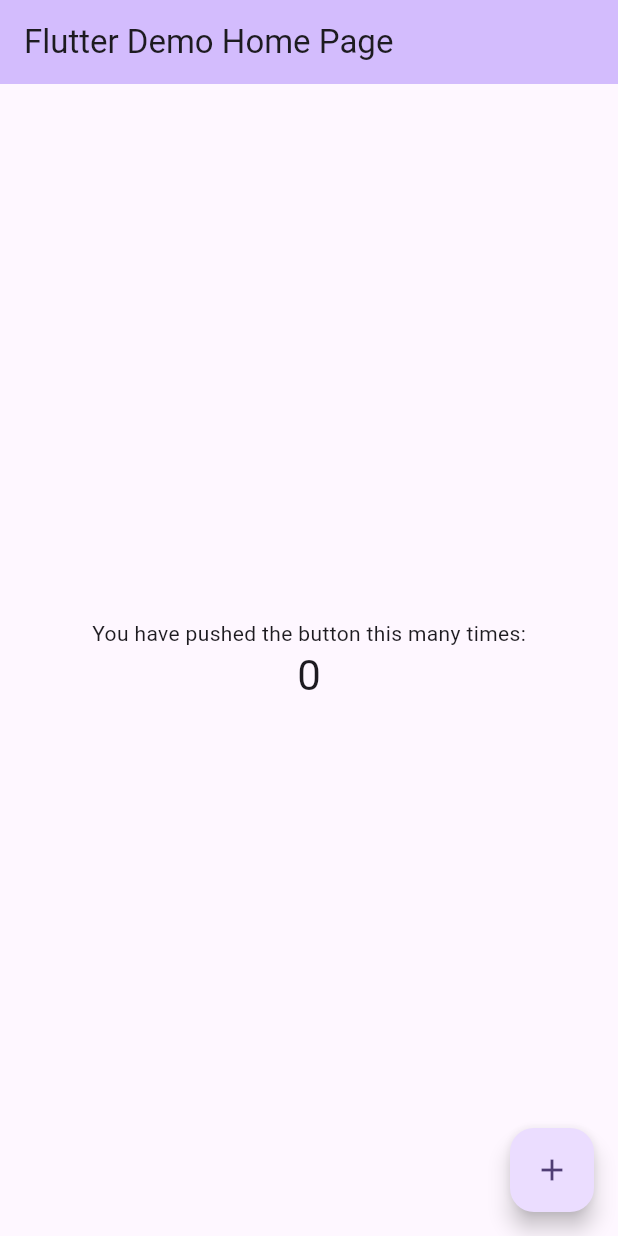
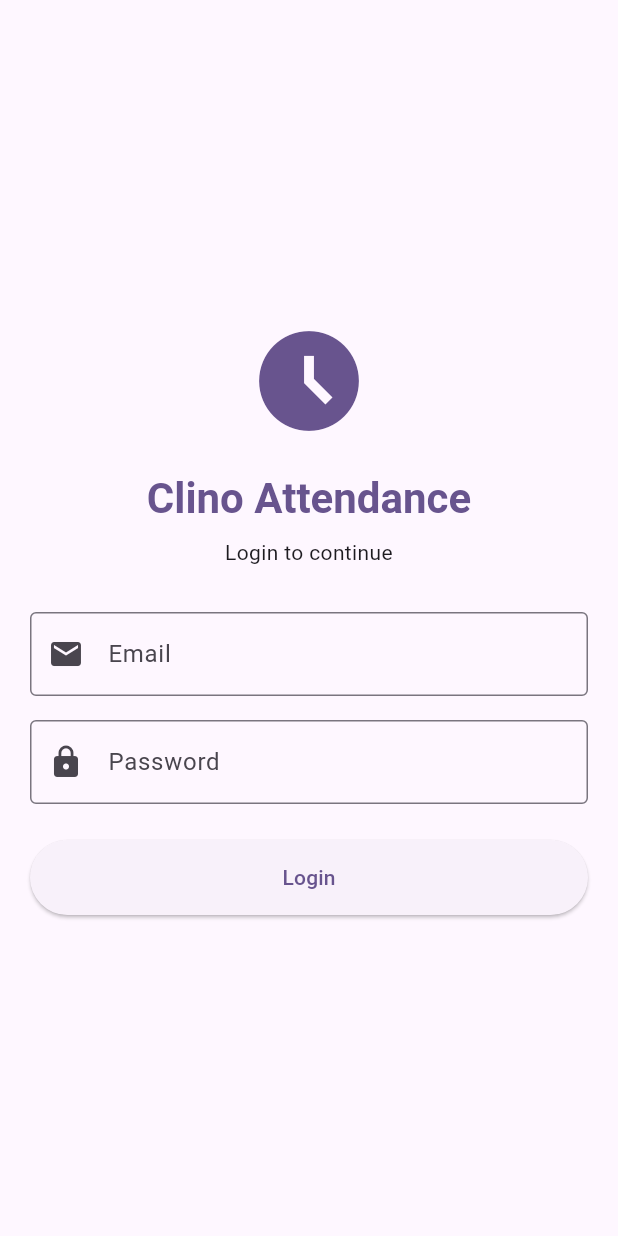
Before and after one commit to ferdyasino/clino_attendance_app, a Flutter app: the screen it shows after launch, on a phone screen of 412 x 824 dp. Run offline on Flutter 3.47's test engine with Material 3 defaults, Android fonts, the phone set to English and light mode, and no system bars; our stand-ins replace flutter_dotenv, shared_preferences.

Commit message:
theme and login screen updates

```diff
--- a/lib/main.dart
+++ b/lib/main.dart
@@ -1,122 +1,27 @@
 import 'package:flutter/material.dart';
+import 'package:flutter_dotenv/flutter_dotenv.dart';
+import 'screens/login_screen.dart';
 
-void main() {
+Future<void> main() async {
+  WidgetsFlutterBinding.ensureInitialized();
+  await dotenv.load(fileName: ".env");
+
   runApp(const MyApp());
 }
 
 class MyApp extends StatelessWidget {
   const MyApp({super.key});
 
-  // This widget is the root of your application.
   @override
   Widget build(BuildContext context) {
     return MaterialApp(
-      title: 'Flutter Demo',
+      debugShowCheckedModeBanner: false,
+      title: 'Clino Attendance App',
       theme: ThemeData(
-        // This is the theme of your application.
-        //
-        // TRY THIS: Try running your application with "flutter run". You'll see
-        // the application has a purple toolbar. Then, without quitting the app,
-        // try changing the seedColor in the colorScheme below to Colors.green
-        // and then invoke "hot reload" (save your changes or press the "hot
-        // reload" button in a Flutter-supported IDE, or press "r" if you used
-        // the command line to start the app).
-        //
-        // Notice that the counter didn't reset back to zero; the application
-        // state is not lost during the reload. To reset the state, use hot
-        // restart instead.
-        //
-        // This works for code too, not just values: Most code changes can be
-        // tested with just a hot reload.
-        colorScheme: .fromSeed(seedColor: Colors.deepPurple),
+        colorScheme: ColorScheme.fromSeed(seedColor: Colors.deepPurple),
+        useMaterial3: true,
       ),
-      home: const MyHomePage(title: 'Flutter Demo Home Page'),
+      home: const LoginScreen(),
     );
   }
 }
-
-class MyHomePage extends StatefulWidget {
-  const MyHomePage({super.key, required this.title});
-
-  // This widget is the home page of your application. It is stateful, meaning
-  // that it has a State object (defined below) that contains fields that affect
-  // how it looks.
-
-  // This class is the configuration for the state. It holds the values (in this
-  // case the title) provided by the parent (in this case the App widget) and
-  // used by the build method of the State. Fields in a Widget subclass are
-  // always marked "final".
-
-  final String title;
-
-  @override
-  State<MyHomePage> createState() => _MyHomePageState();
-}
-
-class _MyHomePageState extends State<MyHomePage> {
-  int _counter = 0;
-
-  void _incrementCounter() {
-    setState(() {
-      // This call to setState tells the Flutter framework that something has
-      // changed in this State, which causes it to rerun the build method below
-      // so that the display can reflect the updated values. If we changed
-      // _counter without calling setState(), then the build method would not be
-      // called again, and so nothing would appear to happen.
-      _counter++;
-    });
-  }
-
-  @override
-  Widget build(BuildContext context) {
-    // This method is rerun every time setState is called, for instance as done
-    // by the _incrementCounter method above.
-    //
-    // The Flutter framework has been optimized to make rerunning build methods
-    // fast, so that you can just rebuild anything that needs updating rather
-    // than having to individually change instances of widgets.
-    return Scaffold(
-      appBar: AppBar(
-        // TRY THIS: Try changing the color here to a specific color (to
-        // Colors.amber, perhaps?) and trigger a hot reload to see the AppBar
-        // change color while the other colors stay the same.
-        backgroundColor: Theme.of(context).colorScheme.inversePrimary,
-        // Here we take the value from the MyHomePage object that was created by
-        // the App.build method, and use it to set our appbar title.
-        title: Text(widget.title),
-      ),
-      body: Center(
-        // Center is a layout widget. It takes a single child and positions it
-        // in the middle of the parent.
-        child: Column(
-          // Column is also a layout widget. It takes a list of children and
-          // arranges them vertically. By default, it sizes itself to fit its
-          // children horizontally, and tries to be as tall as its parent.
-          //
-          // Column has various properties to control how it sizes itself and
-          // how it positions its children. Here we use mainAxisAlignment to
-          // center the children vertically; the main axis here is the vertical
-          // axis because Columns are vertical (the cross axis would be
-          // horizontal).
-          //
-          // TRY THIS: Invoke "debug painting" (choose the "Toggle Debug Paint"
-          // action in the IDE, or press "p" in the console), to see the
-          // wireframe for each widget.
-          mainAxisAlignment: .center,
-          children: [
-            const Text('You have pushed the button this many times:'),
-            Text(
-              '$_counter',
-              style: Theme.of(context).textTheme.headlineMedium,
-            ),
-          ],
-        ),
-      ),
-      floatingActionButton: FloatingActionButton(
-        onPressed: _incrementCounter,
-        tooltip: 'Increment',
-        child: const Icon(Icons.add),
-      ),
-    );
-  }
-}
--- /dev/null
+++ b/lib/screens/login_screen.dart
@@ -0,0 +1,238 @@
+import 'dart:convert';
+
+import 'package:flutter/material.dart';
+import 'package:flutter_dotenv/flutter_dotenv.dart';
+import 'package:http/http.dart' as http;
+import 'package:shared_preferences/shared_preferences.dart';
+
+class LoginScreen extends StatefulWidget {
+  const LoginScreen({super.key});
+
+  @override
+  State<LoginScreen> createState() => _LoginScreenState();
+}
+
+class _LoginScreenState extends State<LoginScreen> {
+  final TextEditingController emailController = TextEditingController();
+
+  final TextEditingController passwordController = TextEditingController();
+
+  bool isLoading = false;
+
+  final String apiUrl = dotenv.get("API_URL");
+
+  Future<void> login() async {
+    if (emailController.text.trim().isEmpty ||
+        passwordController.text.trim().isEmpty) {
+      ScaffoldMessenger.of(context).showSnackBar(
+        const SnackBar(content: Text("Email and password are required")),
+      );
+
+      return;
+    }
+
+    setState(() {
+      isLoading = true;
+    });
+
+    try {
+      final response = await http
+          .post(
+            Uri.parse(apiUrl),
+            headers: {"Content-Type": "application/json"},
+            body: jsonEncode({
+              "action": "init_system",
+              "email": emailController.text.trim(),
+              "password": passwordController.text.trim(),
+            }),
+          )
+          .timeout(const Duration(seconds: 30));
+
+      debugPrint("STATUS: ${response.statusCode}");
+      debugPrint("HEADERS: ${response.headers}");
+      debugPrint("BODY: ${response.body}");
+
+      final contentType = response.headers['content-type'] ?? "";
+
+      if (response.statusCode != 200) {
+        throw Exception("Server returned ${response.statusCode}");
+      }
+
+      if (!contentType.contains("application/json")) {
+        throw Exception("Server did not return JSON");
+      }
+
+      if (!response.body.trim().startsWith("{")) {
+        throw Exception("Invalid JSON response");
+      }
+
+      final data = jsonDecode(response.body);
+
+      if (data["success"] == true) {
+        final prefs = await SharedPreferences.getInstance();
+
+        await prefs.setString("spreadsheetId", data["data"]["spreadsheetId"]);
+
+        await prefs.setString("spreadsheetUrl", data["data"]["url"]);
+
+        await prefs.setString("userEmail", emailController.text.trim());
+
+        if (!mounted) return;
+
+        ScaffoldMessenger.of(context).showSnackBar(
+          const SnackBar(content: Text("System initialized successfully")),
+        );
+
+        debugPrint("Spreadsheet ID: ${data["data"]["spreadsheetId"]}");
+
+        debugPrint("Spreadsheet URL: ${data["data"]["url"]}");
+
+        // TODO:
+        // Navigate to dashboard screen
+      } else {
+        throw Exception(data["message"] ?? "Login failed");
+      }
+    } catch (e, stackTrace) {
+      debugPrint("❌ LOGIN ERROR: $e");
+      debugPrint("STACK TRACE:\n$stackTrace");
+
+      if (!mounted) return;
+
+      ScaffoldMessenger.of(context).showSnackBar(
+        SnackBar(content: Text(e.toString()), backgroundColor: Colors.red),
+      );
+    } finally {
+      if (mounted) {
+        setState(() {
+          isLoading = false;
+        });
+      }
+    }
+  }
+
+  @override
+  void dispose() {
+    emailController.dispose();
+    passwordController.dispose();
+
+    super.dispose();
+  }
+
+  @override
+  Widget build(BuildContext context) {
+    final theme = Theme.of(context);
+    final colorScheme = theme.colorScheme;
+
+    return Scaffold(
+      body: Container(
+        width: double.infinity,
+        padding: const EdgeInsets.all(20),
+        color: colorScheme.surface,
+
+        child: Center(
+          child: SingleChildScrollView(
+            child: ConstrainedBox(
+              constraints: const BoxConstraints(maxWidth: 400),
+
+              child: Column(
+                mainAxisAlignment: MainAxisAlignment.center,
+
+                crossAxisAlignment: CrossAxisAlignment.stretch,
+
+                children: [
+                  Icon(
+                    Icons.access_time_filled,
+                    size: 80,
+                    color: colorScheme.primary,
+                  ),
+
+                  const SizedBox(height: 20),
+
+                  Text(
+                    "Clino Attendance",
+                    textAlign: TextAlign.center,
+                    style: theme.textTheme.headlineMedium?.copyWith(
+                      fontWeight: FontWeight.bold,
+                      color: colorScheme.primary,
+                    ),
+                  ),
+
+                  const SizedBox(height: 8),
+
+                  Text(
+                    "Login to continue",
+                    textAlign: TextAlign.center,
+                    style: theme.textTheme.bodyMedium,
+                  ),
+
+                  const SizedBox(height: 30),
+
+                  TextField(
+                    controller: emailController,
+                    keyboardType: TextInputType.emailAddress,
+
+                    decoration: InputDecoration(
+                      labelText: "Email",
+                      prefixIcon: const Icon(Icons.email),
+
+                      border: const OutlineInputBorder(),
+
+                      focusedBorder: OutlineInputBorder(
+                        borderSide: BorderSide(
+                          color: colorScheme.primary,
+                          width: 2,
+                        ),
+                      ),
+                    ),
+                  ),
+
+                  const SizedBox(height: 16),
+
+                  TextField(
+                    controller: passwordController,
+                    obscureText: true,
+
+                    decoration: InputDecoration(
+                      labelText: "Password",
+                      prefixIcon: const Icon(Icons.lock),
+
+                      border: const OutlineInputBorder(),
+
+                      focusedBorder: OutlineInputBorder(
+                        borderSide: BorderSide(
+                          color: colorScheme.primary,
+                          width: 2,
+                        ),
+                      ),
+                    ),
+                  ),
+
+                  const SizedBox(height: 24),
+
+                  SizedBox(
+                    height: 50,
+
+                    child: ElevatedButton(
+                      onPressed: isLoading ? null : login,
+
+                      child: isLoading
+                          ? const SizedBox(
+                              width: 20,
+                              height: 20,
+                              child: CircularProgressIndicator(
+                                strokeWidth: 2,
+                                color: Colors.white,
+                              ),
+                            )
+                          : const Text("Login"),
+                    ),
+                  ),
+                ],
+              ),
+            ),
+          ),
+        ),
+      ),
+    );
+  }
+}
```
Also changed, not shown: lib/theme/app_theme.dart (added, +51 -0 lines), pubspec.yaml (+6 -1 lines), pubspec.lock, 2 other files.
